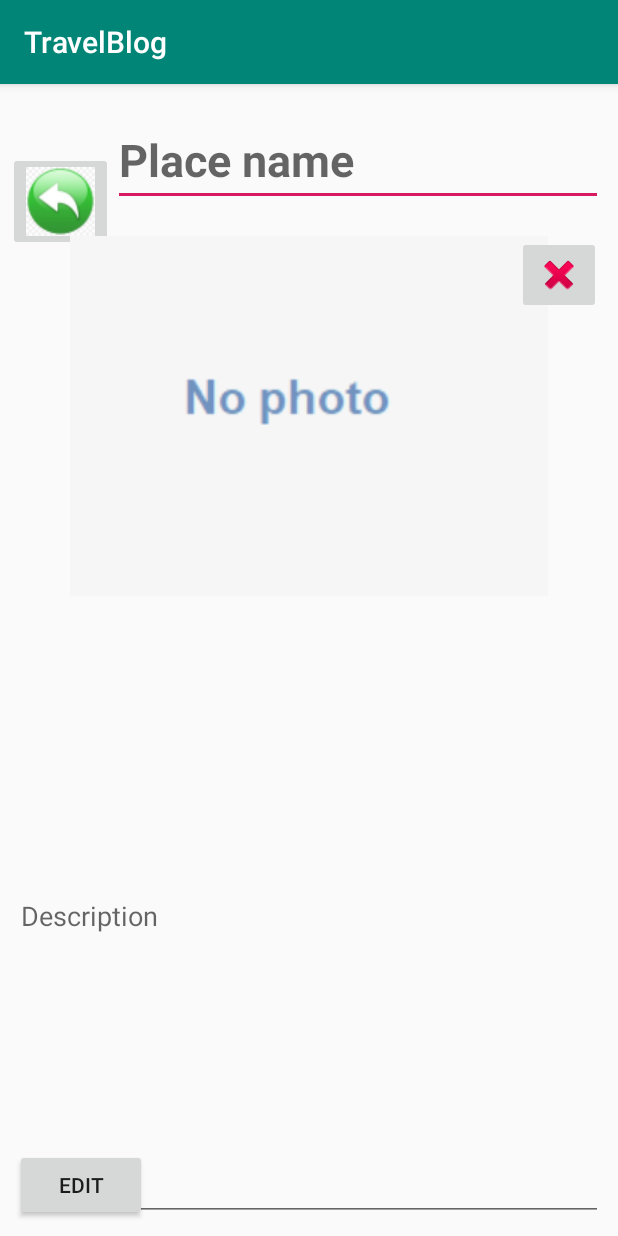
After one commit to raultolp/mobileproject, an Android app: the BlogItemActivity screen opened directly, with no data from a screen before it, on a phone screen of 412 x 824 dp. The commit adds this screen. Run offline under Robolectric (Android 15) with nearby library versions, the phone set to English and light mode, and no system bars.

Commit message:
basic app structure: moving betw. views, Edit/View mode, button onClicks

```diff
--- a/app/src/main/AndroidManifest.xml
+++ b/app/src/main/AndroidManifest.xml
@@ -42,6 +42,8 @@
         <activity
             android:name=".MapsActivity"
             android:label="@string/title_activity_maps"></activity>
+        <activity android:name=".BlogActivity"></activity>
+        <activity android:name=".BlogItemActivity"></activity>
         <activity android:name=".MainActivity">
             <intent-filter>
                 <action android:name="android.intent.action.MAIN" />
--- /dev/null
+++ b/app/src/main/java/com/example/travelblog/BlogItemActivity.kt
@@ -0,0 +1,142 @@
+package com.example.travelblog
+
+import android.os.Bundle
+import android.text.Editable
+import android.view.View
+import androidx.appcompat.app.AppCompatActivity
+import kotlinx.android.synthetic.main.blog_activity.*
+import kotlinx.android.synthetic.main.blog_item_activity.*
+
+class BlogItemActivity: AppCompatActivity() {
+
+    var editMode = true
+    var placeName = "" //blog item title
+    var blogName = "" //if needed as identifier of the blog in database
+    var isNewPlace = false
+    var noPhoto = true
+
+    override fun onCreate(savedInstanceState: Bundle?) {
+        super.onCreate(savedInstanceState)
+        setContentView(R.layout.blog_item_activity)
+
+        //Getting values passed on through indents:
+        editMode = intent.getBooleanExtra("editMode", false)
+        isNewPlace = intent.getBooleanExtra("isNewItem", false)
+        if (!isNewPlace){
+            blogItemTitle.text = Editable.Factory.getInstance().newEditable(placeName)
+            //TODO: get first image, date and time and description from database
+            noPhoto = false
+        } else {
+            noPhoto = true
+        }
+        blogName = intent.getStringExtra("blogName")
+        if (!editMode){
+            deactivateItemEditMode()
+        } else {
+            activateItemEditMode()
+        }
+        updateImageButtons()
+
+
+
+    }
+
+    //CAMERA BUTTON:
+    fun openCamera(view: View) {
+        //TODO: add content
+        noPhoto = false
+        updateImageButtons()
+    }
+
+    //IMAGE UPLOAD BUTTON
+    fun fileUpload(view: View) {
+        //TODO: add content
+        noPhoto = false
+        updateImageButtons()
+    }
+
+    //IMAGE DELETE BUTTON
+    fun deleteImage(view: View) {
+        //TODO: add content
+        noPhoto = true
+        updateImageButtons()
+    }
+
+    fun updateImageButtons(){
+        if (!noPhoto){
+            imageDeleteButton.visibility = View.VISIBLE
+            cameraButton.visibility = View.GONE
+            uploadButton.visibility = View.GONE
+        } else {
+            imageDeleteButton.visibility = View.GONE
+            cameraButton.visibility = View.VISIBLE
+            uploadButton.visibility = View.VISIBLE
+        }
+    }
+
+    //PREVIOUS BUTTON
+    fun openPreviousImage(view: View) {
+        //TODO: add content
+    }
+
+    //NEXT BUTTON
+    fun openNextImage(view: View) {
+        //TODO: add content
+    }
+
+    //TODO: handle visibility of Previous and Next button
+
+    //DELETE BUTTON:
+    fun deletePlace(view: View) {
+        //TODO: add content
+        finish() //back to Main Activity
+    }
+
+    //SAVE BUTTON:
+    fun savePlace(view: View) {
+        //TODO: add content; dont allow saving two places with same name, or saving without having uploaded a photo
+        deactivateItemEditMode()
+    }
+
+    //CANCEL BUTTON:
+    fun cancelItemInputs(view: View) {
+        //TODO:  add content
+        // (initial data (data when edit mode is activated) should be saved in variables, and restored if Cancel is pressed)
+        deactivateItemEditMode()
+    }
+
+    //EDIT BUTTON:
+    fun editItemInputs(view: View) {
+        activateItemEditMode()
+    }
+
+    fun deactivateItemEditMode() {
+        editMode = false
+        blogItemTitle.inputType = 0  // // inputType= "none" (not editable) : https://developer.android.com/reference/android/widget/TextView.html#attr_android:inputType
+        blogItemDescription.inputType = 0
+        editButton2.visibility = View.VISIBLE
+        cancelButton2.visibility = View.GONE
+        deleteButton2.visibility = View.GONE
+        saveButton2.visibility = View.GONE
+        cameraButton.visibility = View.GONE
+        uploadButton.visibility = View.GONE
+        imageDeleteButton.visibility = View.GONE
+    }
+
+    fun activateItemEditMode() {
+        editMode = true
+        blogItemTitle.inputType = 1  // // inputType= "text" (editable) : https://developer.android.com/reference/android/widget/TextView.html#attr_android:inputType
+        blogItemDescription.inputType = 1
+        editButton2.visibility = View.GONE
+        cancelButton2.visibility = View.VISIBLE
+        deleteButton2.visibility = View.VISIBLE
+        saveButton2.visibility = View.VISIBLE
+        updateImageButtons()
+    }
+
+    //BACK BUTTON:
+    fun backToBlog(view: View) {
+        finish()
+    }
+
+}
--- a/app/src/main/res/layout/blog_item_activity.xml
+++ b/app/src/main/res/layout/blog_item_activity.xml
@@ -2,7 +2,7 @@
 <androidx.constraintlayout.widget.ConstraintLayout xmlns:android="http://schemas.android.com/apk/res/android"
     xmlns:app="http://schemas.android.com/apk/res-auto"
     xmlns:tools="http://schemas.android.com/tools"
-    android:id="@+id/blogDetailedView"
+    android:id="@+id/ConstraintLayout"
     android:layout_width="match_parent"
     android:layout_height="match_parent">
 
@@ -12,20 +12,22 @@
         android:layout_height="wrap_content"
         android:layout_marginStart="5dp"
         android:layout_marginTop="45dp"
+        android:onClick="backToBlog"
         app:layout_constraintStart_toStartOf="parent"
         app:layout_constraintTop_toTopOf="parent"
         app:srcCompat="@drawable/back2" />
+    <!--Source of icon: https://favpng.com/png_view/green-back-button-columns-android-application-software-png/WBNHeAur -->
 
     <EditText
         android:id="@+id/blogItemTitle"
         android:layout_width="0dp"
         android:layout_height="wrap_content"
-        android:layout_marginTop="50dp"
+        android:layout_marginTop="20dp"
         android:layout_marginEnd="10dp"
         android:hint="Place name"
         android:inputType="text"
         android:text=""
-        android:textSize="32sp"
+        android:textSize="30sp"
         android:textStyle="bold"
         app:layout_constraintEnd_toEndOf="parent"
         app:layout_constraintStart_toEndOf="@+id/backButton"
@@ -51,8 +53,8 @@
 
     <ImageView
         android:id="@+id/imageView"
-        android:layout_width="0dp"
-        android:layout_height="218dp"
+        android:layout_width="389dp"
+        android:layout_height="240dp"
         android:layout_marginStart="10dp"
         android:layout_marginTop="20dp"
         android:layout_marginEnd="10dp"
@@ -68,6 +70,7 @@
         android:layout_marginTop="20dp"
         android:layout_marginEnd="10dp"
         android:visibility="visible"
+        android:onClick="openCamera"
         app:layout_constraintEnd_toEndOf="parent"
         app:layout_constraintTop_toTopOf="@+id/dateTimeField"
         app:srcCompat="@mipmap/camera_icon_green" />
@@ -80,6 +83,8 @@
         android:layout_width="wrap_content"
         android:layout_height="wrap_content"
         android:layout_marginTop="10dp"
+        android:visibility="visible"
+        android:onClick="fileUpload"
         app:layout_constraintEnd_toEndOf="@+id/imageView"
         app:layout_constraintTop_toBottomOf="@+id/cameraButton"
         app:srcCompat="@mipmap/upload_icon_green" />
@@ -92,6 +97,7 @@
         android:layout_width="wrap_content"
         android:layout_height="wrap_content"
         android:visibility="gone"
+        android:onClick="deleteImage"
         app:layout_constraintEnd_toEndOf="@+id/imageView"
         app:layout_constraintTop_toTopOf="@+id/imageView"
         app:srcCompat="@android:drawable/ic_delete" />
@@ -126,6 +132,7 @@
         android:layout_marginStart="10dp"
         android:layout_marginBottom="10dp"
         android:text="Edit"
+        android:onClick="editItemInputs"
         android:visibility="gone"
         app:layout_constraintBottom_toBottomOf="parent"
         app:layout_constraintStart_toStartOf="parent" />
@@ -139,11 +146,12 @@
         android:layout_marginStart="10dp"
         android:layout_marginBottom="10dp"
         android:text="Cancel"
+        android:onClick="cancelItemInputs"
         android:visibility="visible"
         app:layout_constraintBottom_toBottomOf="parent"
         app:layout_constraintStart_toStartOf="parent" />
-    <!--     visibility="visible"  -> in Edit mode; visibility="gone"  ->  in View Mode
-(then the button also moves to its designated location on screen). -->
+    <!--     visibility="gone"  ->  in View mode; visibility="visible"  -> in Edit Mode
+    (then the button also moves to its designated location on screen). -->
 
     <Button
         android:id="@+id/deleteButton2"
@@ -151,6 +159,7 @@
         android:layout_height="wrap_content"
         android:layout_marginBottom="10dp"
         android:text="Delete"
+        android:onClick="deletePlace"
         android:visibility="visible"
         app:layout_constraintBottom_toBottomOf="parent"
         app:layout_constraintEnd_toEndOf="parent"
@@ -167,6 +176,7 @@
         android:layout_marginEnd="10dp"
         android:layout_marginBottom="10dp"
         android:text="Save"
+        android:onClick="savePlace"
         android:visibility="visible"
         app:layout_constraintBottom_toBottomOf="parent"
         app:layout_constraintEnd_toEndOf="parent" />
@@ -180,6 +190,7 @@
         android:layout_marginStart="15dp"
         android:layout_marginTop="10dp"
         android:text="Previous"
+        android:onClick="openPreviousImage"
         android:visibility="gone"
         app:layout_constraintStart_toStartOf="parent"
         app:layout_constraintTop_toBottomOf="@+id/imageView" />
@@ -193,14 +204,11 @@
         android:layout_marginTop="10dp"
         android:layout_marginEnd="15dp"
         android:text="Next"
+        android:onClick="openNextImage"
         android:visibility="gone"
         app:layout_constraintEnd_toEndOf="parent"
         app:layout_constraintTop_toBottomOf="@+id/imageView" />
     <!--     visibility="visible"  -> when at least one photo has been saved;
     otherwise: visibility="gone".  -->
 
-    <!--Source of icon: https://favpng.com/png_view/green-back-button-columns-android-application-software-png/WBNHeAur -->
-
-
-
 </androidx.constraintlayout.widget.ConstraintLayout>
```
Also changed, not shown: app/src/main/java/com/example/travelblog/BlogActivity.kt (added, +131 -0 lines), app/src/main/java/com/example/travelblog/MainActivity.kt (+36 -1 lines), app/src/main/res/layout/activity_main.xml (+12 -8 lines), app/src/main/res/layout/blog_activity.xml (+26 -11 lines).
